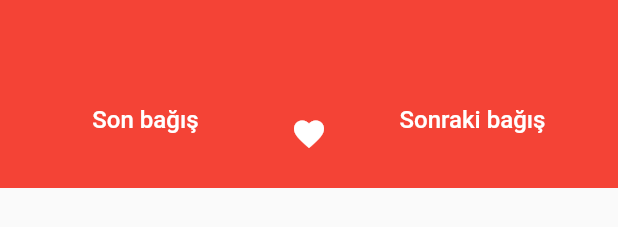
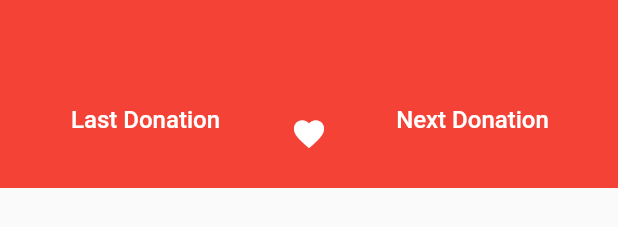
Before and after one commit to FiratAlabuga/KanDostumV2, a Flutter app: the ProfileHeader widget shown alone on an empty page, opened directly with empty values, on a phone screen of 412 x 824 dp. Shown: the part 142-369 px from the top of the screen. Run offline on Flutter 3.47's test engine with Material 2 defaults, Android fonts, the light colour scheme and no system bars; drawn by our look-alikes of extended_image; our stand-ins replace bottom_navy_bar, cloud_firestore, dynamic_theme, expansion_tile_card, firebase_auth, firebase_database and 9 more; missing offline and left inert: maps_launcher, search_cep, simple_speed_dial, social_share; accounts and stored records are empty; generated files the repository leaves out were written again; network calls fail.

Commit message:
up prof_header.dart

```diff
--- a/Mobil_App/lib/app/modules/profile/widgets/profile_header.dart
+++ b/Mobil_App/lib/app/modules/profile/widgets/profile_header.dart
@@ -68,7 +68,7 @@ class ProfileHeader extends StatelessWidget {
               children: <Widget>[
                 _buildDonationDate(
                   context,
-                  label: 'Son bağış',
+                  label: 'Last Donation',
                   date: lastDate,
                 ),
                 Icon(
@@ -77,7 +77,7 @@ class ProfileHeader extends StatelessWidget {
                 ),
                 _buildDonationDate(
                   context,
-                  label: 'Sonraki bağış',
+                  label: 'Next Donation',
                   date: nextDate,
                 ),
               ],
```
